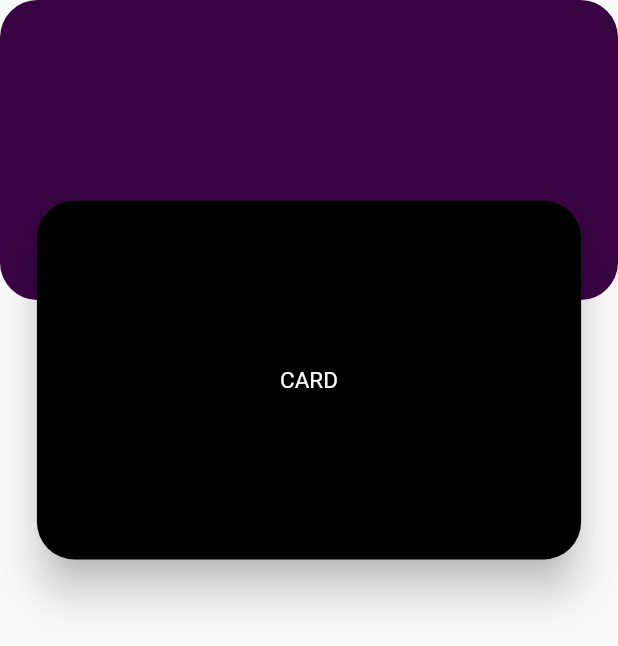
After one commit to shiv-stack/flutter_football, a Flutter app: the Summary screen opened directly, on a phone screen of 412 x 824 dp. The commit adds this screen. Shown: the top 646 px of the screen. Run offline on Flutter 3.47's test engine with Material 2 defaults, Android fonts, the phone set to English and light mode, and no system bars; our stand-ins replace dio; network calls fail.

Commit message:
summary ui

```diff
--- a/lib/https/services.dart
+++ b/lib/https/services.dart
@@ -3,7 +3,7 @@ import 'dart:developer';
 import 'package:dio/dio.dart';
 import 'package:flutter_sports/models/live_score_model.dart';
 
-const String apiKey = '';
+const String apiKey = 'a7dde8be40e05ed246d99abdede8772c4899330883caa38d7f9dee1f6c2d458d';
 
 class Services {
   final _dio = Dio();
@@ -16,6 +16,7 @@ class Services {
 
     if (response.statusCode == 200) {
       details = LiveScoreDetails.fromJson(response.data);
+
     } else {
       log('failed!!!!!');
     }
--- a/lib/main.dart
+++ b/lib/main.dart
@@ -1,5 +1,4 @@
 import 'package:flutter/material.dart';
-import 'package:flutter_sports/calen.dart';
 import 'package:flutter_sports/home_page.dart';
 
 void main() {
--- /dev/null
+++ b/lib/summary.dart
@@ -0,0 +1,59 @@
+import "package:flutter/material.dart";
+
+class Summary extends StatefulWidget {
+  const Summary({super.key});
+
+  @override
+  State<Summary> createState() => _SummaryState();
+}
+
+class _SummaryState extends State<Summary> {
+  @override
+  Widget build(BuildContext context) {
+    final size = MediaQuery.of(context).size;
+    return Scaffold(
+      body: Stack(
+        children: [
+          Column(
+            children: [
+              Container(
+
+                height: 200,
+                decoration: const BoxDecoration(
+                  borderRadius: BorderRadius.all(Radius.circular(25)),
+                  color: Color.fromARGB(255, 56, 3, 66),
+                ),
+
+
+              ),
+              Container(
+                color: Colors.green,
+              ),
+            ],
+          ),
+          Align(
+            heightFactor: 1.7,
+            alignment: const Alignment(0, 0.5),
+            child: SizedBox(
+              width: size.width * 0.9,
+              height: size.height * 0.3,
+              child:  Card(
+                shape: RoundedRectangleBorder(
+                    borderRadius:
+                        BorderRadius.circular(25)),
+                color: Colors.black,
+                elevation: 12,
+                child: const Center(
+                  child: Text(
+                    'CARD',
+                    style: TextStyle(color: Colors.white),
+                  ),
+                ),
+              ),
+            ),
+          ),
+        ],
+      ),
+    );
+  }
+}
```
Also changed, not shown: lib/home_page.dart (+11 -1 lines), pubspec.lock, 1 other file.
